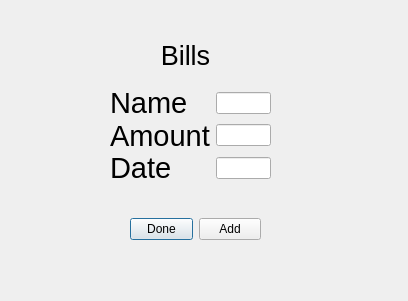
Before: the Qt Designer form ui/bills.ui in Kaz95/MoneyWizard, drawn with Qt 5.
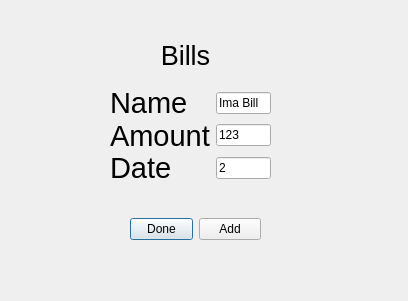
After: the same form once the commit is applied.

Commit message: - Ui files updated - placeholder and default text

```diff
--- a/ui/bills.ui
+++ b/ui/bills.ui
@@ -30,7 +30,14 @@
    </property>
    <layout class="QGridLayout" name="gridLayout">
     <item row="3" column="1">
-     <widget class="QLineEdit" name="amt_line_edit"/>
+     <widget class="QLineEdit" name="amt_line_edit">
+      <property name="text">
+       <string>123</string>
+      </property>
+      <property name="placeholderText">
+       <string>Amount</string>
+      </property>
+     </widget>
     </item>
     <item row="3" column="0">
      <widget class="QLabel" name="amt_lbl">
@@ -45,7 +52,14 @@
      </widget>
     </item>
     <item row="4" column="1">
-     <widget class="QLineEdit" name="date_line_edit"/>
+     <widget class="QLineEdit" name="date_line_edit">
+      <property name="text">
+       <string>2</string>
+      </property>
+      <property name="placeholderText">
+       <string>Date</string>
+      </property>
+     </widget>
     </item>
     <item row="4" column="0">
      <widget class="QLabel" name="date_lbl">
@@ -72,7 +86,14 @@
      </widget>
     </item>
     <item row="2" column="1">
-     <widget class="QLineEdit" name="name_line_edit"/>
+     <widget class="QLineEdit" name="name_line_edit">
+      <property name="text">
+       <string>Ima Bill</string>
+      </property>
+      <property name="placeholderText">
+       <string>Name</string>
+      </property>
+     </widget>
     </item>
    </layout>
   </widget>
```
The commit also changes 6 other files.
